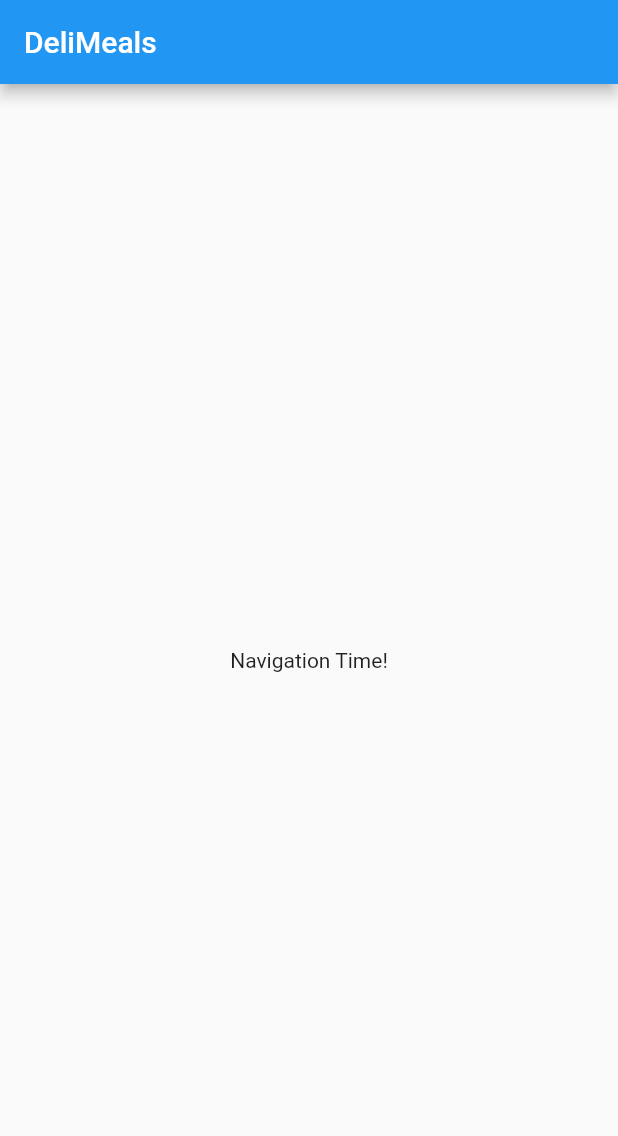
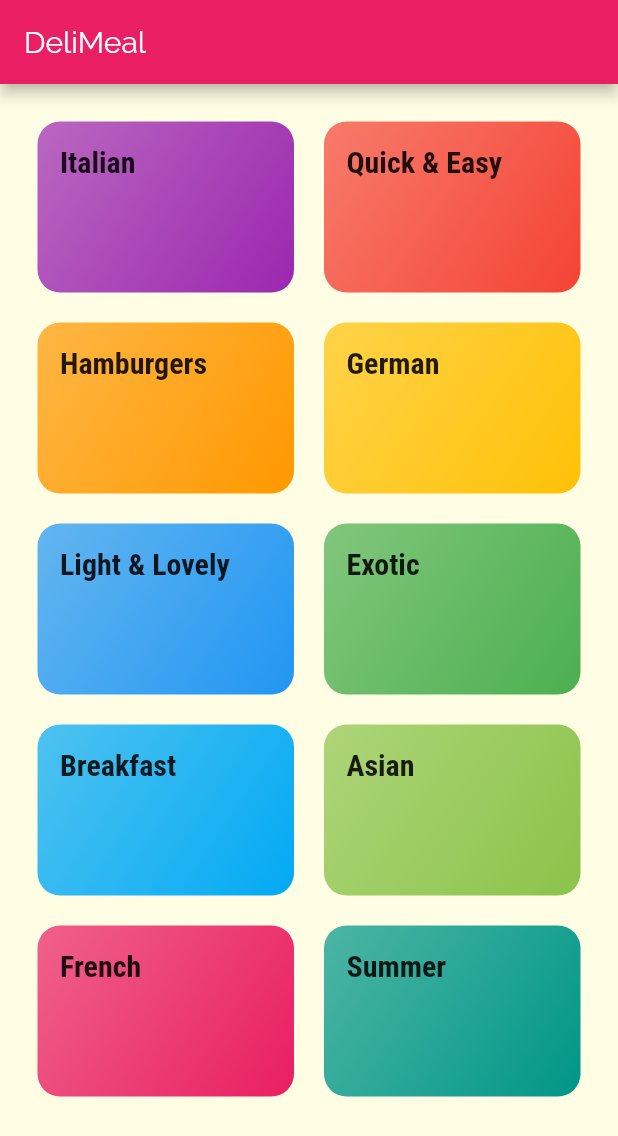
Before and after one commit to ameyd96/Flutter-Apps, a Flutter app: the screen it shows after launch, on a phone screen of 412 x 824 dp. Shown: the top 1136 px of the screen. Run offline on Flutter 3.47's test engine with Material 2 defaults, Android fonts, the phone set to English and light mode, and no system bars.

Commit message:
category item screen is done

```diff
--- /dev/null
+++ b/meals_app/lib/categories_screen.dart
@@ -0,0 +1,31 @@
+import 'package:flutter/material.dart';
+
+import './dummy_data.dart';
+import './category_item.dart';
+
+class CategoriesScreen extends StatelessWidget {
+  @override
+  Widget build(BuildContext context) {
+    return Scaffold(
+      appBar: AppBar(title: Text('DeliMeal'),),
+      body: GridView(
+        padding: EdgeInsets.all(25),
+        children: DUMMY_CATEGORIES
+            .map(
+              (catData) => CategoryItem(
+                catData.id,
+                catData.title,
+                catData.color,
+              ),
+            )
+            .toList(),
+        gridDelegate: SliverGridDelegateWithMaxCrossAxisExtent(
+          maxCrossAxisExtent: 200,
+          childAspectRatio: 3 / 2,
+          crossAxisSpacing: 20,
+          mainAxisSpacing: 20, //space between col and row
+        ),
+      ),
+    );
+  }
+}
--- /dev/null
+++ b/meals_app/lib/category_item.dart
@@ -0,0 +1,54 @@
+import 'package:flutter/material.dart';
+import './models/mealDetailScreen.dart';
+
+class CategoryItem extends StatelessWidget {
+  final String id;
+  final String title;
+  final Color color;
+
+  CategoryItem(this.id, this.title, this.color);
+
+  void selectCategories(BuildContext ctx) {
+    // Navigator.of(ctx).push(
+    //   MaterialPageRoute(
+    //     builder: (_) {
+    //       return MealDetailScreen(id, title);
+    //     },
+    //   ),
+    // );
+    Navigator.of(ctx).pushNamed(
+      '/categoryMeals',
+      arguments: {
+        'id': id,
+        'title': title,
+      },
+    );
+  }
+
+  @override
+  Widget build(BuildContext context) {
+    return InkWell(
+      splashColor: Theme.of(context).primaryColor,
+      borderRadius: BorderRadius.circular(15),
+      onTap: () => selectCategories(context),
+      child: Container(
+        padding: EdgeInsets.all(15),
+        child: Text(
+          title,
+          style: Theme.of(context).textTheme.title,
+        ),
+        decoration: BoxDecoration(
+          gradient: LinearGradient(
+            colors: [
+              color.withOpacity(0.7),
+              color,
+            ],
+            begin: Alignment.topLeft,
+            end: Alignment.bottomRight,
+          ),
+          borderRadius: BorderRadius.circular(15),
+        ),
+      ),
+    );
+  }
+}
--- /dev/null
+++ b/meals_app/lib/dummy_data.dart
@@ -0,0 +1,56 @@
+import 'package:flutter/material.dart';
+
+import './models/category.dart';
+
+const DUMMY_CATEGORIES = const [
+  Category(
+    id: 'c1',
+    title: 'Italian',
+    color: Colors.purple,
+  ),
+  Category(
+    id: 'c2',
+    title: 'Quick & Easy',
+    color: Colors.red,
+  ),
+  Category(
+    id: 'c3',
+    title: 'Hamburgers',
+    color: Colors.orange,
+  ),
+  Category(
+    id: 'c4',
+    title: 'German',
+    color: Colors.amber,
+  ),
+  Category(
+    id: 'c5',
+    title: 'Light & Lovely',
+    color: Colors.blue,
+  ),
+  Category(
+    id: 'c6',
+    title: 'Exotic',
+    color: Colors.green,
+  ),
+  Category(
+    id: 'c7',
+    title: 'Breakfast',
+    color: Colors.lightBlue,
+  ),
+  Category(
+    id: 'c8',
+    title: 'Asian',
+    color: Colors.lightGreen,
+  ),
+  Category(
+    id: 'c9',
+    title: 'French',
+    color: Colors.pink,
+  ),
+  Category(
+    id: 'c10',
+    title: 'Summer',
+    color: Colors.teal,
+  ),
+];
--- a/meals_app/lib/main.dart
+++ b/meals_app/lib/main.dart
@@ -1,4 +1,7 @@
 import 'package:flutter/material.dart';
+
+import './models/mealDetailScreen.dart';
+import './categories_screen.dart';
 
 void main() => runApp(MyApp());
 
@@ -8,20 +11,37 @@
     return MaterialApp(
       title: 'DeliMeals',
       theme: ThemeData(
-        primarySwatch: Colors.blue,
+        primarySwatch: Colors.pink,
+        accentColor: Colors.amber,
+        canvasColor: Color.fromRGBO(255, 254, 229, 1),
+        fontFamily: 'Raleway',
+        textTheme: ThemeData.light().textTheme.copyWith(
+              body1: TextStyle(
+                color: Color.fromRGBO(20, 51, 51, 1),
+              ),
+              body2: TextStyle(
+                color: Color.fromRGBO(20, 51, 51, 1),
+              ),
+              title: TextStyle(
+                  fontSize: 20,
+                  fontFamily: 'RobotoCondensed',
+                  fontWeight: FontWeight.bold),
+            ),
       ),
-      home: MyHomePage(),
+      home: CategoriesScreen(),
+      routes: {
+        '/categoryMeals' : (context) => MealDetailScreen()
+      },
     );
   }
 }
 
 class MyHomePage extends StatefulWidget {
-    @override
+  @override
   _MyHomePageState createState() => _MyHomePageState();
 }
 
 class _MyHomePageState extends State<MyHomePage> {
-
   @override
   Widget build(BuildContext context) {
     return Scaffold(
--- /dev/null
+++ b/meals_app/lib/models/category.dart
@@ -0,0 +1,12 @@
+import 'package:flutter/material.dart';
+
+class Category {
+  final String id;
+  final String title;
+  final Color color;
+
+ const Category(
+      { @required this.id,
+      @required this.title,
+      this.color = Colors.orange});
+}
--- /dev/null
+++ b/meals_app/lib/models/mealDetailScreen.dart
@@ -0,0 +1,25 @@
+import 'package:flutter/material.dart';
+
+class MealDetailScreen extends StatelessWidget {
+  // final String categoryId;
+  // final String categoryTitle;
+
+  // MealDetailScreen(this.categoryId,this.categoryTitle);
+
+  @override
+  Widget build(BuildContext context) {
+    //for extracting arguments fom named route
+    final routeArgs = ModalRoute.of(context).settings.arguments as Map<String,String>;
+    final categoryTitle = routeArgs['title'];
+    final categoryId = routeArgs['id'];
+
+    return Scaffold(
+      appBar: AppBar(
+        title: Text(categoryTitle),
+      ),
+      body: Center(
+        child: Text('Details Of Meals Screenn'),
+      ),
+    );
+  }
+}
```
Also changed, not shown: meals_app/pubspec.yaml (+17 -6 lines), meals_app/assets/fonts/Raleway-Black.ttf (added), meals_app/assets/fonts/Raleway-Bold.ttf (added), meals_app/assets/fonts/Raleway-Regular.ttf (added), meals_app/assets/fonts/RobotoCondensed-Bold.ttf (added), meals_app/assets/fonts/RobotoCondensed-Italic.ttf (added), meals_app/assets/fonts/RobotoCondensed-Light.ttf (added), meals_app/assets/fonts/RobotoCondensed-Regular.ttf (added), 1 other file.
